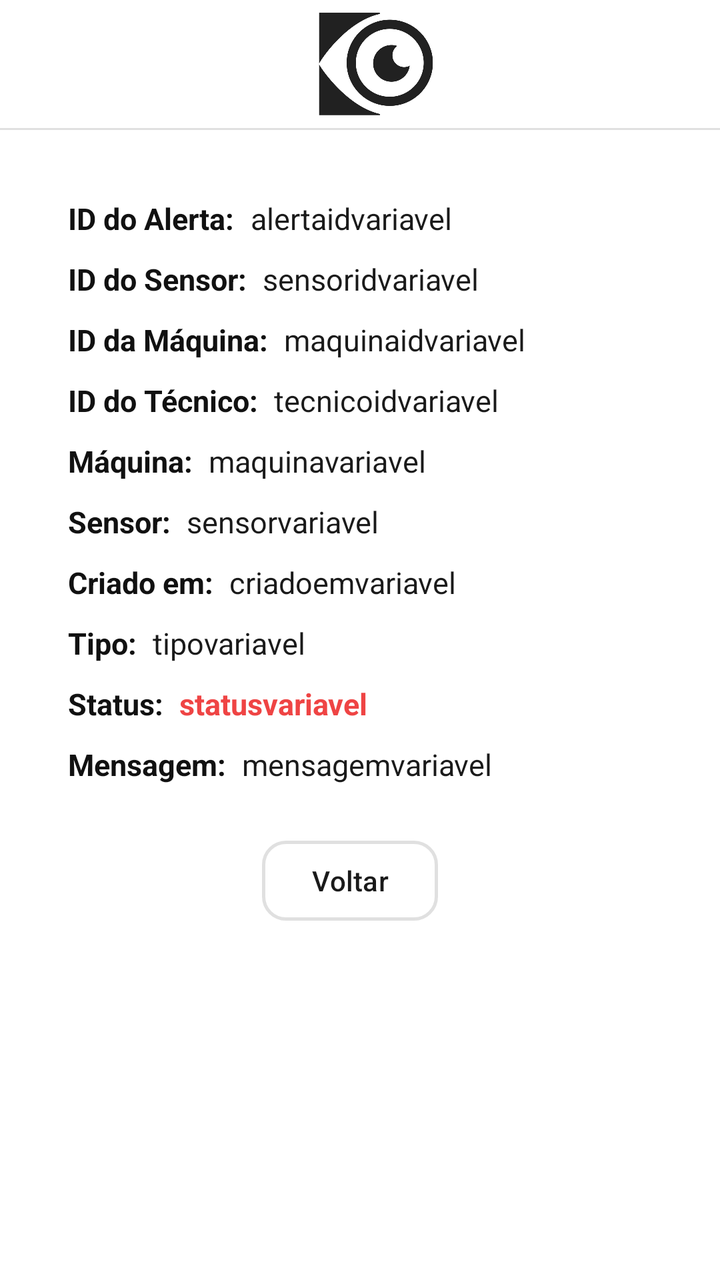
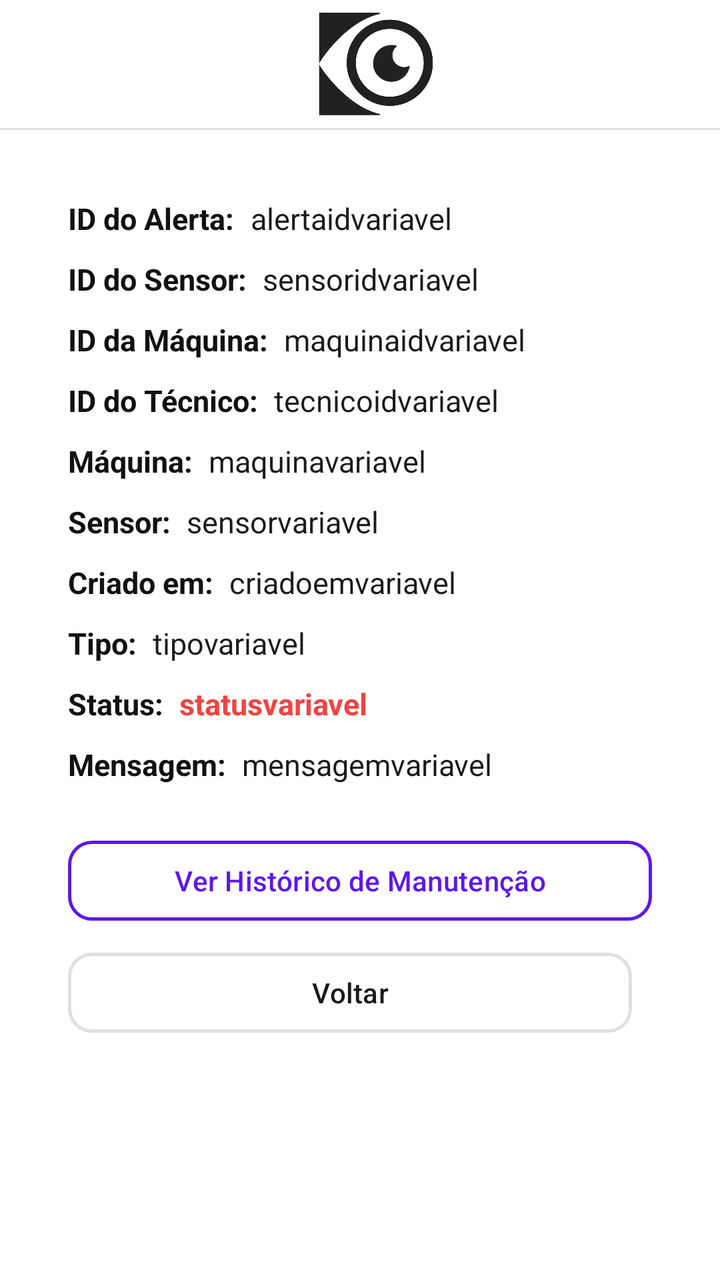

Before-and-after screenshots of an Android layout around one commit, followed by the original layout XML and the change that was made.
<!-- AndroidManifest.xml: application theme Theme.Orbis -->
<!-- res/layout/activity_alerta_detalhe.xml -->
<?xml version="1.0" encoding="utf-8"?>
<ScrollView
    xmlns:android="http://schemas.android.com/apk/res/android"
    xmlns:app="http://schemas.android.com/apk/res-auto"
    xmlns:tools="http://schemas.android.com/tools"
    android:id="@+id/main"
    android:layout_width="match_parent"
    android:layout_height="match_parent"
    android:background="@color/white"
    android:fillViewport="true"
    tools:context=".ui.main.AlertaDetalheActivity">

    <androidx.constraintlayout.widget.ConstraintLayout
        android:layout_width="match_parent"
        android:layout_height="wrap_content">

        <com.google.android.material.appbar.MaterialToolbar
            android:id="@+id/toolbar"
            android:layout_width="0dp"
            android:layout_height="?attr/actionBarSize"
            android:background="@color/white"
            android:elevation="0dp"
            app:logo="@drawable/orbislogotoolbar"
            app:layout_constraintTop_toTopOf="parent"
            app:layout_constraintStart_toStartOf="parent"
            app:layout_constraintEnd_toEndOf="parent" />

        <View
            android:id="@+id/linha"
            android:layout_width="0dp"
            android:layout_height="1dp"
            android:background="@color/border"
            app:layout_constraintTop_toBottomOf="@id/toolbar"
            app:layout_constraintStart_toStartOf="parent"
            app:layout_constraintEnd_toEndOf="parent" />

        <androidx.cardview.widget.CardView
            android:id="@+id/cardAlertaDetalhe"
            android:layout_width="0dp"
            android:layout_height="wrap_content"
            android:layout_marginStart="14dp"
            android:layout_marginEnd="14dp"
            android:layout_marginTop="14dp"
            android:layout_marginBottom="14dp"
            app:cardCornerRadius="20dp"
            app:cardElevation="0dp"
            app:cardBackgroundColor="@color/white"
            app:strokeWidth="1.5dp"
            app:strokeColor="@color/border"
            app:layout_constraintTop_toBottomOf="@id/linha"
            app:layout_constraintStart_toStartOf="parent"
            app:layout_constraintEnd_toEndOf="parent">

            <LinearLayout
                android:layout_width="match_parent"
                android:layout_height="wrap_content"
                android:orientation="vertical"
                android:padding="20dp">

                
                <LinearLayout android:layout_width="match_parent" android:layout_height="wrap_content" android:orientation="horizontal" android:layout_marginBottom="10dp">
                    <TextView android:id="@+id/txtIdAlerta" android:layout_width="wrap_content" android:layout_height="wrap_content" android:text="ID do Alerta:" android:textStyle="bold" android:textSize="15sp" android:textColor="@color/black" />
                    <TextView android:id="@+id/txtIdAlertaVariavel" android:layout_width="wrap_content" android:layout_height="wrap_content" android:text="alertaidvariavel" android:textSize="15sp" android:textColor="@color/darkGray" android:layout_marginStart="8dp" />
                </LinearLayout>

                
                <LinearLayout android:layout_width="match_parent" android:layout_height="wrap_content" android:orientation="horizontal" android:layout_marginBottom="10dp">
                    <TextView android:id="@+id/txtIdSensor" android:layout_width="wrap_content" android:layout_height="wrap_content" android:text="ID do Sensor:" android:textStyle="bold" android:textSize="15sp" android:textColor="@color/black" />
                    <TextView android:id="@+id/txtIdSensorVariavel" android:layout_width="wrap_content" android:layout_height="wrap_content" android:text="sensoridvariavel" android:textSize="15sp" android:textColor="@color/darkGray" android:layout_marginStart="8dp" />
                </LinearLayout>

                
                <LinearLayout android:layout_width="match_parent" android:layout_height="wrap_content" android:orientation="horizontal" android:layout_marginBottom="10dp">
                    <TextView android:id="@+id/txtIdMaquina" android:layout_width="wrap_content" android:layout_height="wrap_content" android:text="ID da Máquina:" android:textStyle="bold" android:textSize="15sp" android:textColor="@color/black" />
                    <TextView android:id="@+id/txtIdMaquinaVariavel" android:layout_width="wrap_content" android:layout_height="wrap_content" android:text="maquinaidvariavel" android:textSize="15sp" android:textColor="@color/darkGray" android:layout_marginStart="8dp" />
                </LinearLayout>

                
                <LinearLayout android:layout_width="match_parent" android:layout_height="wrap_content" android:orientation="horizontal" android:layout_marginBottom="10dp">
                    <TextView android:id="@+id/txtIdTecnico" android:layout_width="wrap_content" android:layout_height="wrap_content" android:text="ID do Técnico:" android:textStyle="bold" android:textSize="15sp" android:textColor="@color/black" />
                    <TextView android:id="@+id/txtIdTecnicoVariavel" android:layout_width="wrap_content" android:layout_height="wrap_content" android:text="tecnicoidvariavel" android:textSize="15sp" android:textColor="@color/darkGray" android:layout_marginStart="8dp" />
                </LinearLayout>

                
                <LinearLayout android:layout_width="match_parent" android:layout_height="wrap_content" android:orientation="horizontal" android:layout_marginBottom="10dp">
                    <TextView android:id="@+id/txtMaquina" android:layout_width="wrap_content" android:layout_height="wrap_content" android:text="Máquina:" android:textStyle="bold" android:textSize="15sp" android:textColor="@color/black" />
                    <TextView android:id="@+id/txtMaquinaVariavel" android:layout_width="wrap_content" android:layout_height="wrap_content" android:text="maquinavariavel" android:textSize="15sp" android:textColor="@color/darkGray" android:layout_marginStart="8dp" />
                </LinearLayout>

                
                <LinearLayout android:layout_width="match_parent" android:layout_height="wrap_content" android:orientation="horizontal" android:layout_marginBottom="10dp">
                    <TextView android:id="@+id/txtSensor" android:layout_width="wrap_content" android:layout_height="wrap_content" android:text="Sensor:" android:textStyle="bold" android:textSize="15sp" android:textColor="@color/black" />
                    <TextView android:id="@+id/txtSensorVariavel" android:layout_width="wrap_content" android:layout_height="wrap_content" android:text="sensorvariavel" android:textSize="15sp" android:textColor="@color/darkGray" android:layout_marginStart="8dp" />
                </LinearLayout>

                
                <LinearLayout android:layout_width="match_parent" android:layout_height="wrap_content" android:orientation="horizontal" android:layout_marginBottom="10dp">
                    <TextView android:id="@+id/txtCriadoEm" android:layout_width="wrap_content" android:layout_height="wrap_content" android:text="Criado em:" android:textStyle="bold" android:textSize="15sp" android:textColor="@color/black" />
                    <TextView android:id="@+id/txtCriadoEmVariavel" android:layout_width="wrap_content" android:layout_height="wrap_content" android:text="criadoemvariavel" android:textSize="15sp" android:textColor="@color/darkGray" android:layout_marginStart="8dp" />
                </LinearLayout>

                
                <LinearLayout android:layout_width="match_parent" android:layout_height="wrap_content" android:orientation="horizontal" android:layout_marginBottom="10dp">
                    <TextView android:id="@+id/txtTipo" android:layout_width="wrap_content" android:layout_height="wrap_content" android:text="Tipo:" android:textStyle="bold" android:textSize="15sp" android:textColor="@color/black" />
                    <TextView android:id="@+id/txtTipoVariavel" android:layout_width="wrap_content" android:layout_height="wrap_content" android:text="tipovariavel" android:textSize="15sp" android:textColor="@color/darkGray" android:layout_marginStart="8dp" />
                </LinearLayout>

                
                <LinearLayout android:layout_width="match_parent" android:layout_height="wrap_content" android:orientation="horizontal" android:layout_marginBottom="10dp">
                    <TextView android:id="@+id/txtStatus" android:layout_width="wrap_content" android:layout_height="wrap_content" android:text="Status:" android:textStyle="bold" android:textSize="15sp" android:textColor="@color/black" />
                    <TextView android:id="@+id/txtStatusVariavel" android:layout_width="wrap_content" android:layout_height="wrap_content" android:text="statusvariavel" android:textSize="15sp" android:textStyle="bold" android:textColor="@color/statusRed" android:layout_marginStart="8dp" />
                </LinearLayout>

                
                <LinearLayout android:layout_width="match_parent" android:layout_height="wrap_content" android:orientation="horizontal" android:layout_marginBottom="20dp">
                    <TextView android:id="@+id/txtMensagem" android:layout_width="wrap_content" android:layout_height="wrap_content" android:text="Mensagem:" android:textStyle="bold" android:textSize="15sp" android:textColor="@color/black" />
                    <TextView android:id="@+id/txtMensagemVariavel" android:layout_width="0dp" android:layout_height="wrap_content" android:layout_weight="1" android:text="mensagemvariavel" android:textSize="15sp" android:textColor="@color/darkGray" android:layout_marginStart="8dp" />
                </LinearLayout>

                
                <LinearLayout
                    android:layout_width="match_parent"
                    android:layout_height="wrap_content"
                    android:orientation="horizontal"
                    android:gravity="center"
                    android:layout_marginTop="4dp">

                    <Button
                        android:id="@+id/btnVoltar"
                        android:layout_width="wrap_content"
                        android:layout_height="wrap_content"
                        android:text="Voltar"
                        android:textColor="@color/darkGray"
                        android:backgroundTint="@color/white"
                        android:layout_marginEnd="10dp"
                        app:strokeWidth="1.5dp"
                        app:strokeColor="@color/border"
                        app:cornerRadius="12dp" />

                    <Button
                        android:id="@+id/btnAceitar"
                        android:layout_width="wrap_content"
                        android:layout_height="wrap_content"
                        android:text="Aceitar Alerta"
                        android:textColor="@color/white"
                        android:backgroundTint="@color/purple"
                        android:visibility="gone"
                        app:cornerRadius="12dp" />

                    <Button
                        android:id="@+id/btnConcluir"
                        android:layout_width="wrap_content"
                        android:layout_height="wrap_content"
                        android:text="Concluir Alerta"
                        android:textColor="@color/white"
                        android:backgroundTint="@color/statusGreen"
                        android:visibility="gone"
                        app:cornerRadius="12dp" />

                </LinearLayout>

            </LinearLayout>
        </androidx.cardview.widget.CardView>

    </androidx.constraintlayout.widget.ConstraintLayout>
</ScrollView>
<!-- resources referenced by this layout -->
<resources>
  <color name="black">#111111</color>
  <color name="border">#E0E0E0</color>
  <color name="darkGray">#1A1A1A</color>
  <color name="purple">#5E17EB</color>
  <color name="statusGreen">#22C55E</color>
  <color name="statusRed">#EF4444</color>
  <color name="white">#FFFFFF</color>
  <!-- drawable orbislogotoolbar: png bitmap (drawable, 57971 bytes) -->
  <style name="Theme.Orbis" parent="Base.Theme.Orbis" />
  <style name="Base.Theme.Orbis" parent="Theme.Material3.DayNight.NoActionBar">
          
          
      </style>
</resources>

<!-- the commit's change to res/layout/activity_alerta_detalhe.xml (unified diff, before → after) -->
@@ -121,41 +121,85 @@
                 <LinearLayout
                     android:layout_width="match_parent"
                     android:layout_height="wrap_content"
-                    android:orientation="horizontal"
+                    android:orientation="vertical"
                     android:gravity="center"
                     android:layout_marginTop="4dp">
 
                     <Button
-                        android:id="@+id/btnVoltar"
-                        android:layout_width="wrap_content"
+                        android:id="@+id/btnVerHistorico"
+                        android:layout_width="match_parent"
                         android:layout_height="wrap_content"
-                        android:text="Voltar"
-                        android:textColor="@color/darkGray"
+                        android:text="Ver Histórico de Manutenção"
+                        android:textColor="@color/purple"
                         android:backgroundTint="@color/white"
-                        android:layout_marginEnd="10dp"
                         app:strokeWidth="1.5dp"
-                        app:strokeColor="@color/border"
+                        app:strokeColor="@color/purple"
+                        android:layout_marginBottom="8dp"
                         app:cornerRadius="12dp" />
 
                     <Button
-                        android:id="@+id/btnAceitar"
-                        android:layout_width="wrap_content"
+                        android:id="@+id/btnCriarManutencao"
+                        android:layout_width="match_parent"
                         android:layout_height="wrap_content"
-                        android:text="Aceitar Alerta"
+                        android:text="Relatar Manutenção"
                         android:textColor="@color/white"
                         android:backgroundTint="@color/purple"
                         android:visibility="gone"
+                        android:layout_marginBottom="8dp"
                         app:cornerRadius="12dp" />
 
-                    <Button
-                        android:id="@+id/btnConcluir"
-                        android:layout_width="wrap_content"
+                    <LinearLayout
+                        android:layout_width="match_parent"
                         android:layout_height="wrap_content"
-                        android:text="Concluir Alerta"
-                        android:textColor="@color/white"
-                        android:backgroundTint="@color/statusGreen"
-                        android:visibility="gone"
-                        app:cornerRadius="12dp" />
+                        android:orientation="horizontal"
+                        android:gravity="center">
+
+                        <Button
+                            android:id="@+id/btnVoltar"
+                            android:layout_width="0dp"
+                            android:layout_height="wrap_content"
+                            android:layout_weight="1"
+                            android:text="Voltar"
+                            android:textColor="@color/darkGray"
+                            android:backgroundTint="@color/white"
+                            android:layout_marginEnd="10dp"
+                            app:strokeWidth="1.5dp"
+                            app:strokeColor="@color/border"
+                            app:cornerRadius="12dp" />
+
+                        <Button
+                            android:id="@+id/btnAceitar"
+                            android:layout_width="0dp"
+                            android:layout_height="wrap_content"
+                            android:layout_weight="1.5"
+                            android:text="Aceitar Alerta"
+                            android:textColor="@color/white"
+                            android:backgroundTint="@color/purple"
+                            android:visibility="gone"
+                            app:cornerRadius="12dp" />
+
+                        <Button
+                            android:id="@+id/btnConcluir"
+                            android:layout_width="0dp"
+                            android:layout_height="wrap_content"
+                            android:layout_weight="1.5"
+                            android:text="Concluir"
+                            android:textColor="@color/white"
+                            android:backgroundTint="@color/statusGreen"
+                            android:visibility="gone"
+                            app:cornerRadius="12dp" />
+
+                        <Button
+                            android:id="@+id/btnCancelar"
+                            android:layout_width="0dp"
+                            android:layout_height="wrap_content"
+                            android:layout_weight="1.5"
+                            android:text="Cancelar"
+                            android:textColor="@color/white"
+                            android:backgroundTint="@color/statusRed"
+                            android:visibility="gone"
+                            app:cornerRadius="12dp" />
+                    </LinearLayout>
 
                 </LinearLayout>
 
